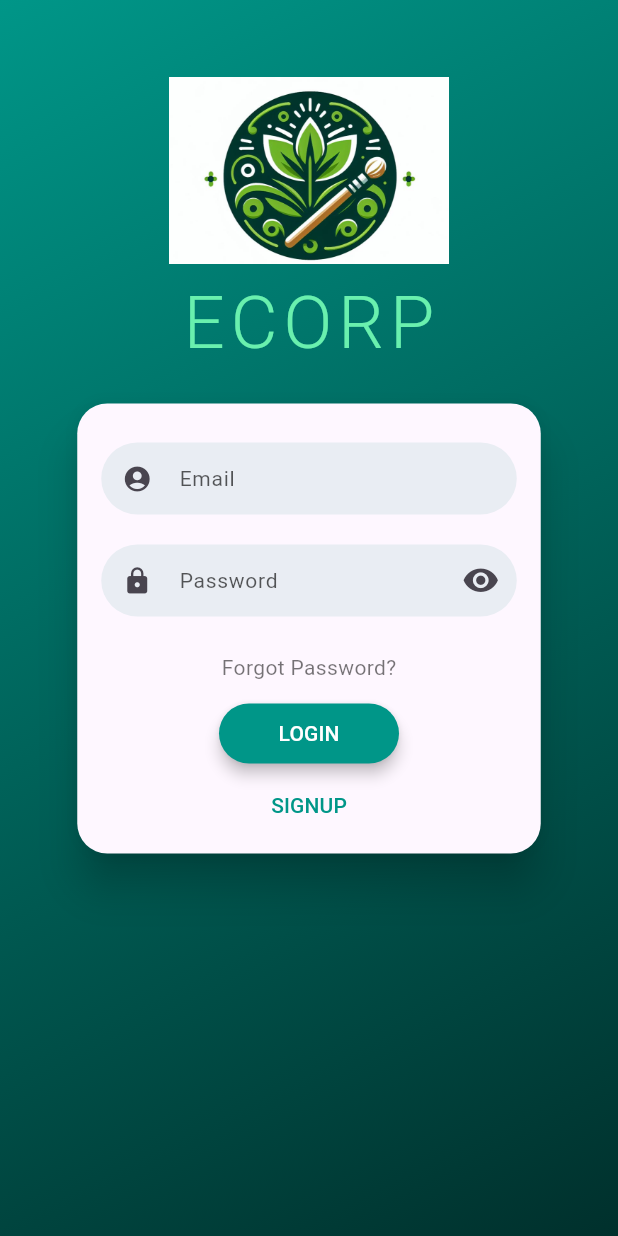
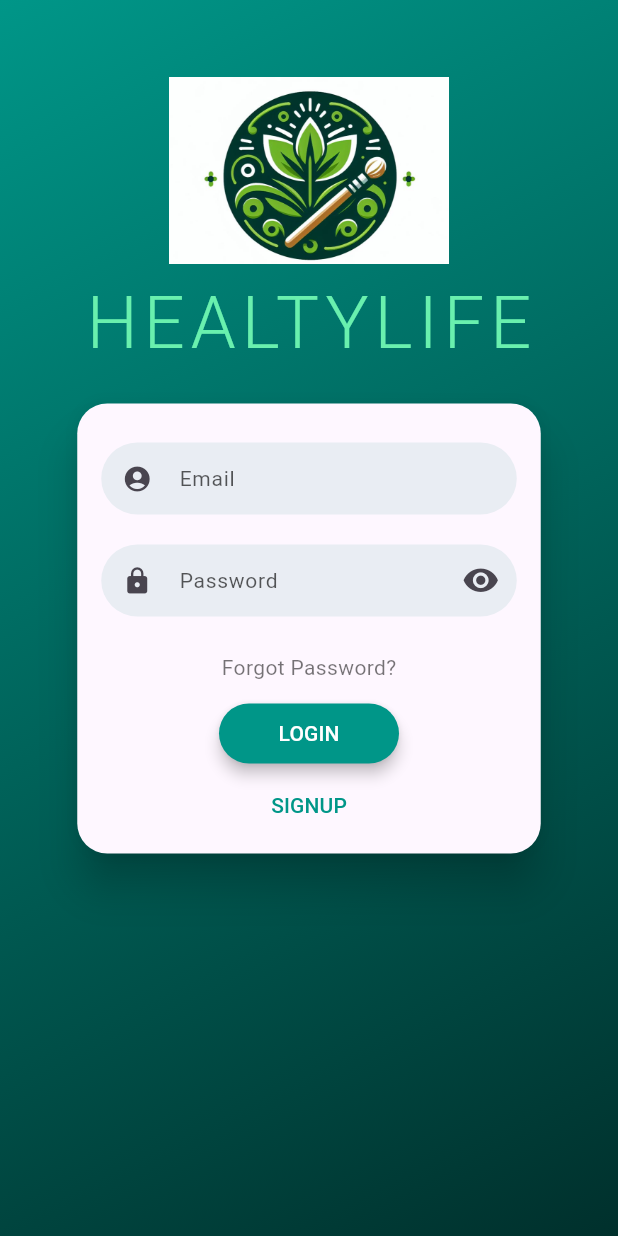
Before and after one commit to JorshuaEs/Healtylife-University-Project, a Flutter app: the LoginScreen screen opened by its route, on a phone screen of 412 x 824 dp. Run offline on Flutter 3.47's test engine with Material 3 defaults, Android fonts, the phone set to English and light mode, and no system bars; drawn by our look-alikes of flutter_login; Roboto replaces fonts that are missing (Quicksand).

Commit message:
Change title login

```diff
--- a/lib/screens/login_screen.dart
+++ b/lib/screens/login_screen.dart
@@ -45,7 +45,7 @@ class LoginScreen extends StatelessWidget {
   @override
   Widget build(BuildContext context) {
     return FlutterLogin(
-        title: 'ECORP',
+        title: 'HEALTYLIFE',
         logo: const AssetImage('assets/images/healtylife_img.png'),
         onLogin: _authUser,
         onSignup: _signupUser,
```
